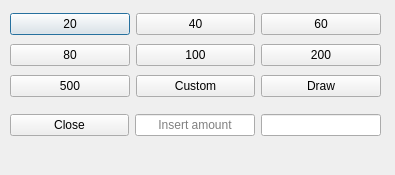
Above: bankautomat/drawmoney.ui from Necromunda/ATM before the change. Below: the same form after it.
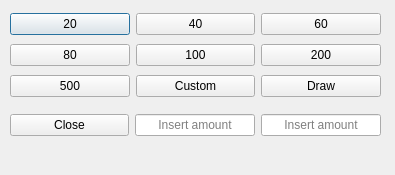
That is the form after the change.

The edit to the form file:
```diff
--- a/bankautomat/drawmoney.ui
+++ b/bankautomat/drawmoney.ui
@@ -125,9 +125,15 @@
     </item>
     <item row="0" column="2">
      <widget class="QLineEdit" name="drawMoneyLineEdit">
+      <property name="alignment">
+       <set>Qt::AlignCenter</set>
+      </property>
       <property name="readOnly">
        <bool>true</bool>
       </property>
+      <property name="placeholderText">
+       <string>Insert amount</string>
+      </property>
      </widget>
     </item>
     <item row="0" column="0">
```
